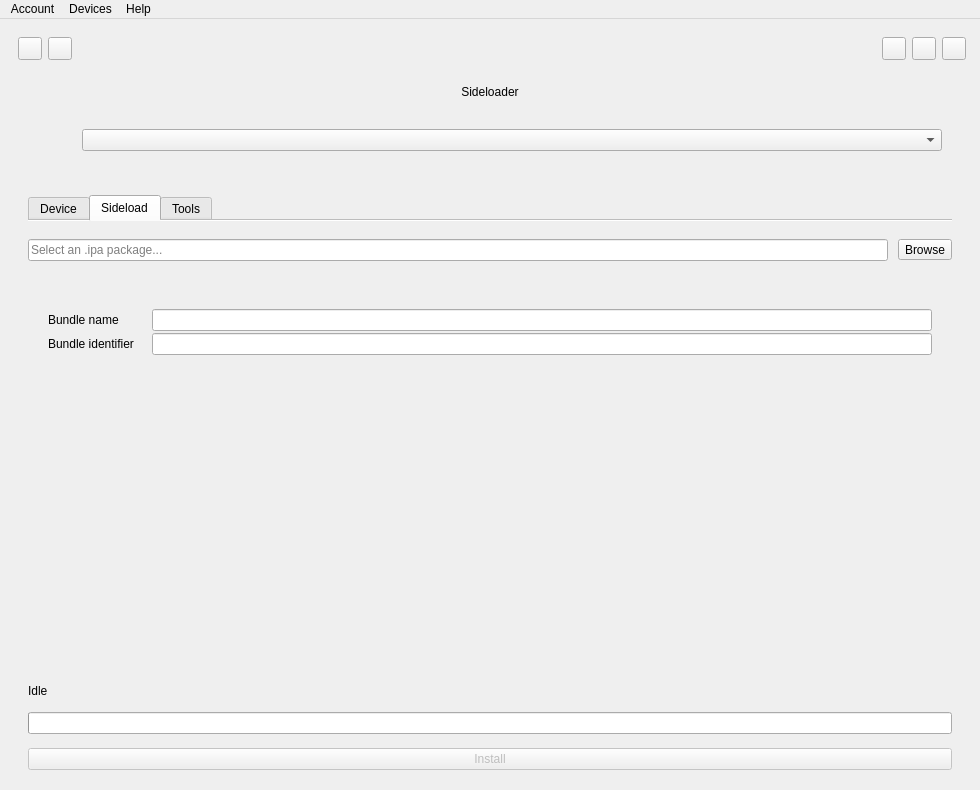
Qt form frontends/qt/resources/mainwindow.ui (ludovicthenot/Sideloader) before a commit.
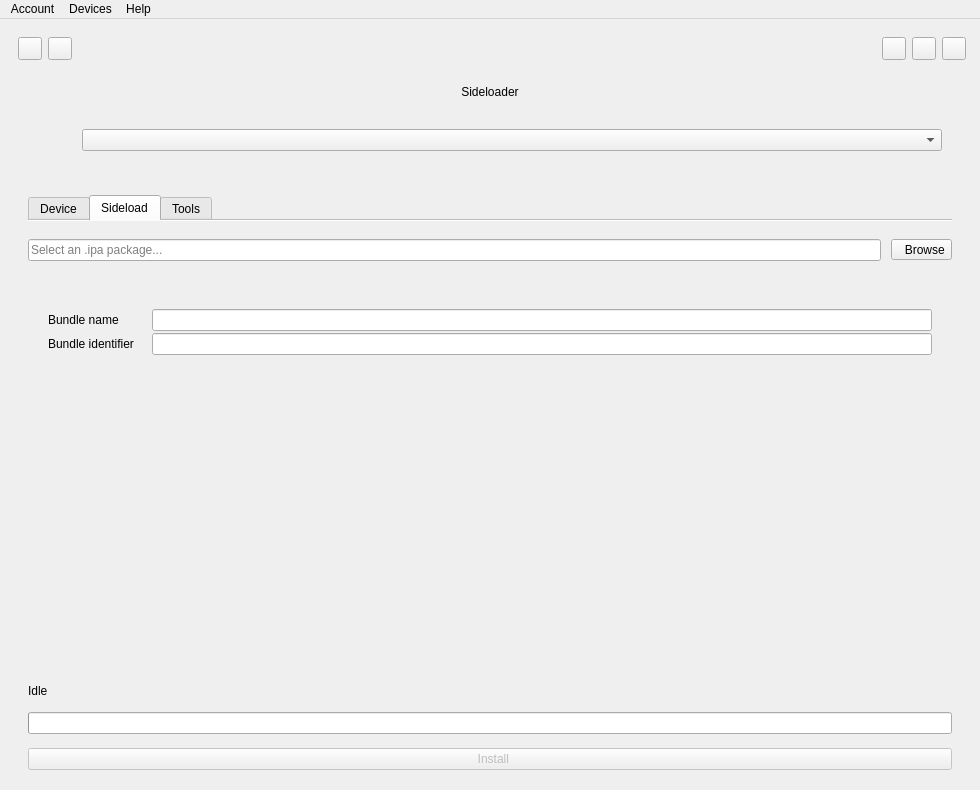
The same form after that commit. The open tabs and pages were chosen to show the change.

Commit message: Fix three details in the new interface

Patch:
```diff
--- a/frontends/qt/resources/mainwindow.ui
+++ b/frontends/qt/resources/mainwindow.ui
@@ -309,7 +309,9 @@
                     </item>
                     <item>
                      <widget class="QToolButton" name="selectIpaButton">
-                      <property name="text"><string>Browse</string></property>
+                      <!-- Leading spaces are the icon-to-text gap: Qt exposes
+                           no spacing property for this in QSS. -->
+                      <property name="text"><string>  Browse</string></property>
                       <property name="toolButtonStyle"><enum>Qt::ToolButtonTextBesideIcon</enum></property>
                      </widget>
                     </item>
@@ -404,7 +406,8 @@
                   <item>
                    <widget class="QPushButton" name="installButton">
                     <property name="enabled"><bool>false</bool></property>
-                    <property name="text"><string>Install</string></property>
+                    <!-- See selectIpaButton: the leading spaces are the gap. -->
+                    <property name="text"><string>  Install</string></property>
                    </widget>
                   </item>
                  </layout>
```
The commit also changes 2 other files.
